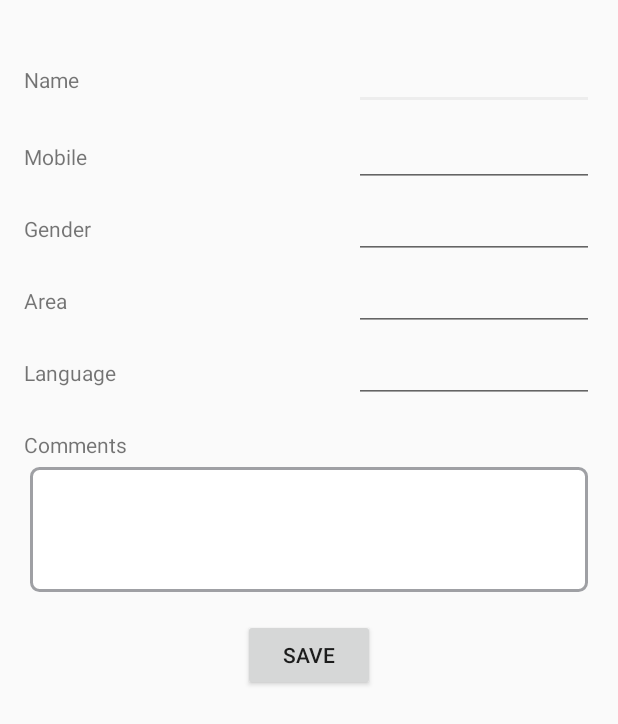
After one commit to hariksetra/ISKCON-PA-Frontend, an Android app: the layout capture_contact_dialog_layout.xml on its own in the app's theme, with its tools: preview values and no code run, on a phone screen of 412 x 824 dp. The commit adds this screen. Shown: the top 724 px of the screen. Run offline under Robolectric (Android 15) with nearby library versions, the phone set to English and light mode, and no system bars.

Commit message:
UI Creation (stage 2)

```diff
--- /dev/null
+++ b/app/src/main/res/drawable-xhdpi/rounded_corner_edittextbox.xml
@@ -0,0 +1,15 @@
+<?xml version="1.0" encoding="utf-8"?>
+<!--  res/drawable/rounded_edittext.xml -->
+<shape xmlns:android="http://schemas.android.com/apk/res/android"
+       android:padding="10dp"
+       android:shape="rectangle">
+    <solid android:color="#FFFFFF"/>
+    <stroke
+        android:width="2dp"
+        android:color="@color/Medium_Grey"/>
+    <corners
+        android:bottomLeftRadius="5dp"
+        android:bottomRightRadius="5dp"
+        android:topLeftRadius="5dp"
+        android:topRightRadius="5dp"/>
+</shape>
--- /dev/null
+++ b/app/src/main/res/layout/capture_contact_dialog_layout.xml
@@ -0,0 +1,162 @@
+<?xml version="1.0" encoding="utf-8"?>
+<RelativeLayout
+    xmlns:android="http://schemas.android.com/apk/res/android"
+    xmlns:app="http://schemas.android.com/apk/res-auto"
+    android:id="@+id/content_capture_contact"
+    android:layout_width="match_parent"
+    android:layout_height="match_parent"
+    app:layout_behavior="@string/appbar_scrolling_view_behavior"
+    >
+
+
+    <TextView
+        android:id="@+id/textView2"
+        android:layout_width="wrap_content"
+        android:layout_height="wrap_content"
+        android:layout_alignParentStart="true"
+        android:layout_alignParentTop="true"
+        android:layout_marginStart="@dimen/activity_horizontal_margin"
+        android:layout_marginTop="43dp"
+        android:text="Name"
+        android:textAppearance="@style/TextAppearance.AppCompat.Small"/>
+
+    <EditText
+        android:id="@+id/userName"
+        android:layout_width="wrap_content"
+        android:layout_height="wrap_content"
+        android:layout_alignBaseline="@+id/textView2"
+        android:layout_alignBottom="@+id/textView2"
+        android:layout_alignParentEnd="true"
+        android:layout_marginEnd="@dimen/activity_horizontal_margin"
+        android:ems="10"
+        android:inputType="textPersonName|textCapWords"
+        android:textAppearance="@style/TextAppearance.AppCompat.Small"/>
+
+    <TextView
+        android:id="@+id/textView3"
+        android:layout_width="wrap_content"
+        android:layout_height="wrap_content"
+        android:layout_alignStart="@+id/textView2"
+        android:layout_below="@+id/userName"
+        android:layout_marginTop="21dp"
+        android:text="Mobile"
+        android:textAppearance="@style/TextAppearance.AppCompat.Small"/>
+
+    <EditText
+        android:id="@+id/mobileNumber"
+        android:layout_width="wrap_content"
+        android:layout_height="wrap_content"
+        android:layout_alignBaseline="@+id/textView3"
+        android:layout_alignBottom="@+id/textView3"
+        android:layout_alignStart="@+id/userName"
+        android:ems="10"
+        android:inputType="phone"
+        android:textAppearance="@style/TextAppearance.AppCompat.Small"/>
+
+    <TextView
+        android:id="@+id/genderLabel"
+        android:layout_width="wrap_content"
+        android:layout_height="wrap_content"
+        android:layout_alignStart="@+id/textView3"
+        android:layout_below="@+id/mobileNumber"
+        android:layout_marginTop="18dp"
+        android:text="Gender"
+        android:textAppearance="@style/TextAppearance.AppCompat.Small"/>
+
+    <EditText
+        android:id="@+id/genderValue"
+        android:layout_width="wrap_content"
+        android:layout_height="wrap_content"
+        android:layout_alignBaseline="@+id/genderLabel"
+        android:layout_alignBottom="@+id/genderLabel"
+        android:layout_alignStart="@+id/mobileNumber"
+        android:ems="10"
+        android:inputType="textCapCharacters"
+        android:textAppearance="@style/TextAppearance.AppCompat.Small"/>
+
+    <TextView
+        android:id="@+id/areaLabel"
+        android:layout_width="wrap_content"
+        android:layout_height="wrap_content"
+        android:layout_alignStart="@+id/genderLabel"
+        android:layout_below="@+id/genderValue"
+        android:layout_marginTop="18dp"
+        android:text="Area"
+        android:textAppearance="@style/TextAppearance.AppCompat.Small"/>
+
+    <EditText
+        android:id="@+id/area"
+        android:layout_width="wrap_content"
+        android:layout_height="wrap_content"
+        android:layout_alignBaseline="@+id/areaLabel"
+        android:layout_alignBottom="@+id/areaLabel"
+        android:layout_alignStart="@+id/genderValue"
+        android:ems="10"
+        android:inputType="textCapWords"
+        android:textAppearance="@style/TextAppearance.AppCompat.Small"/>
+
+    <TextView
+        android:id="@+id/languageLabel"
+        android:layout_width="wrap_content"
+        android:layout_height="wrap_content"
+        android:layout_alignStart="@+id/areaLabel"
+        android:layout_below="@+id/area"
+        android:layout_marginTop="18dp"
+        android:text="Language"
+        android:textAppearance="@style/TextAppearance.AppCompat.Small"/>
+
+    <EditText
+        android:id="@+id/language"
+        android:layout_width="wrap_content"
+        android:layout_height="wrap_content"
+        android:layout_alignBaseline="@+id/languageLabel"
+        android:layout_alignBottom="@+id/languageLabel"
+        android:layout_alignStart="@+id/area"
+        android:ems="10"
+        android:inputType="textCapWords"
+        android:textAppearance="@style/TextAppearance.AppCompat.Small"/>
+
+    <EditText
+
+        android:id="@+id/feedbackEditTextBox"
+        android:layout_width="match_parent"
+        android:layout_height="wrap_content"
+        android:layout_below="@+id/commentsLabel"
+        android:layout_centerHorizontal="true"
+        android:layout_marginLeft="20dp"
+        android:layout_marginRight="20dp"
+        android:layout_marginTop="5dp"
+        android:background="@drawable/rounded_corner_edittextbox"
+        android:gravity="top|left"
+        android:inputType="textMultiLine"
+        android:lines="4"
+        android:maxLength="1000"
+        android:overScrollMode="always"
+        android:padding="8dp"
+        android:scrollbarStyle="insideInset"
+        android:scrollbars="vertical"
+        android:textAppearance="@style/TextAppearance.AppCompat.Small"
+        android:textCursorDrawable="@null"/>
+
+    <Button
+        android:id="@+id/captureContact"
+        android:layout_width="wrap_content"
+        android:layout_height="wrap_content"
+        android:layout_below="@+id/feedbackEditTextBox"
+        android:layout_centerHorizontal="true"
+        android:layout_marginTop="18dp"
+        android:layout_marginBottom="18dp"
+        android:text="Save"/>
+
+    <TextView
+        android:id="@+id/commentsLabel"
+        android:layout_width="wrap_content"
+        android:layout_height="wrap_content"
+        android:layout_alignStart="@+id/languageLabel"
+        android:layout_below="@+id/language"
+        android:layout_marginTop="18dp"
+        android:text="Comments"
+        android:textAppearance="@style/TextAppearance.AppCompat.Small"
+        android:textStyle="normal"/>
+
+</RelativeLayout>
--- a/app/src/main/res/layout/contacts_view_adapter_layout.xml
+++ b/app/src/main/res/layout/contacts_view_adapter_layout.xml
@@ -61,7 +61,7 @@
         <View
             android:layout_marginTop="6dp"
             android:layout_width="match_parent"
-            android:layout_height="0.5dp"
+            android:layout_height="0dp"
             android:background="@color/Super_Light_Grey"/>
 
     </LinearLayout>
```
Also changed, not shown: app/src/main/java/com/giridhari/preachingassistant/activity/LoginActivity.java (+1 -11 lines), app/src/main/java/com/giridhari/preachingassistant/activity/MyContactsActivity.java (+30 -0 lines), app/src/main/java/com/giridhari/preachingassistant/activity/dialog/CaptureContactDialog.java (added, +162 -0 lines), app/src/main/res/layout/content_mycontacts_activity.xml (+19 -14 lines).
